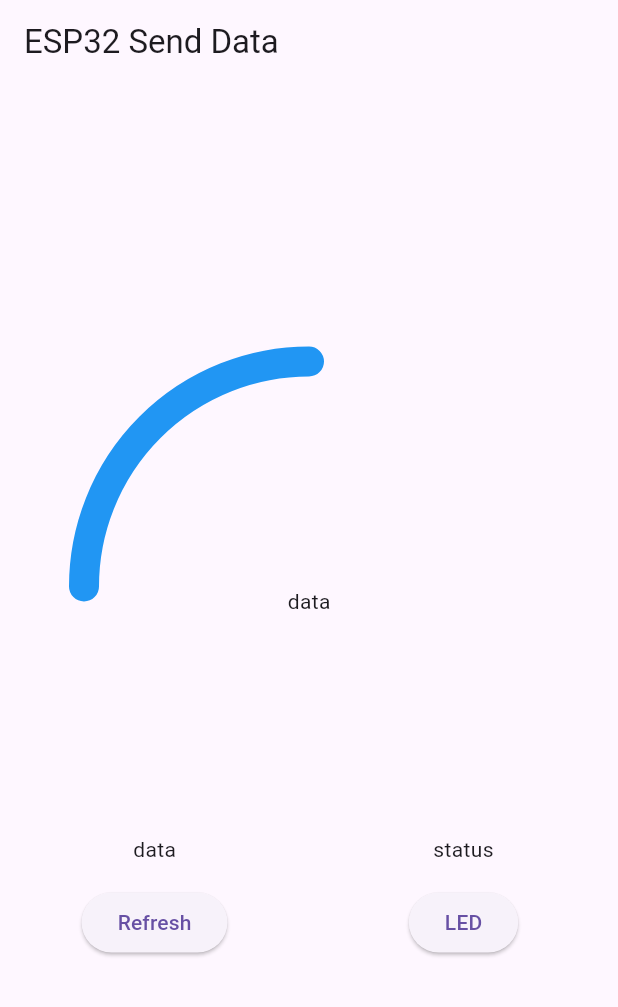
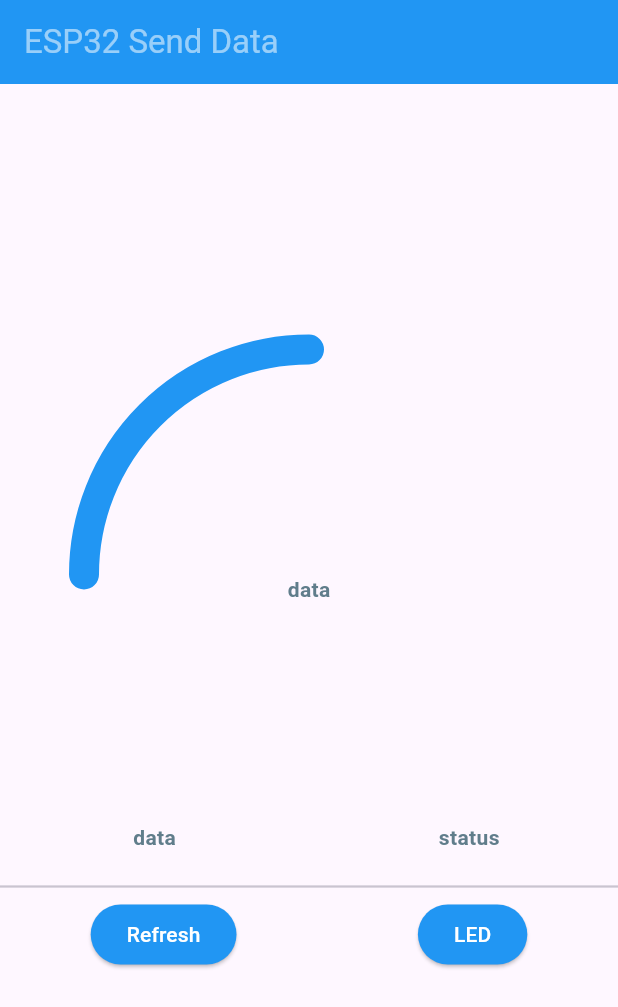
Before and after one commit to saeedworkemail2020-afk/for_connection, a Flutter app: the screen it shows after launch, on a phone screen of 412 x 824 dp. Shown: the top 1007 px of the screen. Run offline on Flutter 3.47's test engine with Material 3 defaults, Android fonts, the phone set to English and light mode, and no system bars; our stand-ins replace get.

Commit message:
Edit:edit UI

```diff
--- a/lib/Featuers/Home/home_model.dart
+++ b/lib/Featuers/Home/home_model.dart
@@ -1,3 +1,5 @@
+import 'dart:math';
+
 import 'package:get/get.dart';
 import 'package:flutter/material.dart';
 
@@ -6,4 +8,57 @@
   HomeModel() {
     homeScaffoldKey = GlobalKey<ScaffoldState>();
   }
+  SemiCircleProgressPainter semicircle(double progress) =>
+      SemiCircleProgressPainter(progress);
+  Container text(String label) {
+    return Container(
+      color: Colors.transparent,
+      width: 100,
+      height: 50,
+      child: Center(
+        child: Text(
+          label,
+          style: TextStyle(color: Colors.blueGrey, fontWeight: FontWeight.w600),
+        ),
+      ),
+    );
+  }
+
+  ElevatedButton button(String action) {
+    return ElevatedButton(
+      style: ElevatedButton.styleFrom(
+        backgroundColor: Colors.blue,
+        foregroundColor: Colors.white,
+      ),
+      onPressed: () {
+        if (action == 'LED') {
+        } else {}
+      },
+      child: Text(action),
+    );
+  }
 }
+
+class SemiCircleProgressPainter extends CustomPainter {
+  final double progress; // عددی بین 0.0 تا 1.0
+
+  SemiCircleProgressPainter(this.progress);
+
+  @override
+  void paint(Canvas canvas, Size size) {
+    final rect = Rect.fromLTWH(0, 0, size.width, size.height);
+    final paint = Paint()
+      ..style = PaintingStyle.stroke
+      ..strokeWidth = 20
+      ..strokeCap = StrokeCap.round
+      ..color = Colors.blue;
+
+    // شروع از بالا-چپ و کشیدن به اندازه یک نیم‌دایره
+    canvas.drawArc(rect, -pi, pi * progress, false, paint);
+  }
+
+  @override
+  bool shouldRepaint(covariant SemiCircleProgressPainter oldDelegate) {
+    return oldDelegate.progress != progress;
+  }
+}
--- a/lib/Featuers/Home/home_view.dart
+++ b/lib/Featuers/Home/home_view.dart
@@ -1,5 +1,3 @@
-import 'dart:math';
-
 import 'package:flutter/material.dart';
 import 'package:for_connection/Featuers/Home/home_controller.dart';
 
@@ -8,7 +6,7 @@
 
   @override
   Widget build(BuildContext context) {
-    return MaterialApp(title: 'ESP32 Send Data', home: const SendDataPage());
+    return MaterialApp(title: 'ESP32 Data', home: const SendDataPage());
   }
 }
 
@@ -22,7 +20,12 @@
   Widget build(BuildContext context) {
     return Scaffold(
       key: model.homeScaffoldKey,
-      appBar: AppBar(title: const Text('ESP32 Send Data')),
+      appBar: AppBar(
+        title: const Text('ESP32 Send Data'),
+        backgroundColor: Colors.blue,
+        foregroundColor: Colors.white54,
+      ),
+
       body: Center(
         child: Column(
           mainAxisAlignment: MainAxisAlignment.center,
@@ -32,41 +35,36 @@
                 Center(
                   child: CustomPaint(
                     size: Size(300, 300),
-                    painter: SemiCircleProgressPainter(0.5),
+                    painter: model.semicircle(0.5),
                   ),
                 ),
                 Center(
                   child: Column(
-                    children: [SizedBox(height: 150), Text('data')],
+                    children: [
+                      SizedBox(height: 150),
+                      Text(
+                        'data',
+                        style: TextStyle(
+                          color: Colors.blueGrey,
+                          fontWeight: FontWeight.w600,
+                        ),
+                      ),
+                    ],
                   ),
                 ),
               ],
             ),
 
-            Row(
-              mainAxisAlignment: MainAxisAlignment.spaceAround,
+            Column(
               children: [
-                Column(
-                  children: [
-                    Container(
-                      color: Colors.transparent,
-                      width: 100,
-                      height: 50,
-                      child: Center(child: Text('data')),
-                    ),
-                    ElevatedButton(onPressed: () {}, child: Text("Refresh")),
-                  ],
+                Row(
+                  mainAxisAlignment: MainAxisAlignment.spaceAround,
+                  children: [model.text('data'), model.text('  status')],
                 ),
-                Column(
-                  children: [
-                    Container(
-                      color: Colors.transparent,
-                      width: 100,
-                      height: 50,
-                      child: Center(child: Text('status')),
-                    ),
-                    ElevatedButton(onPressed: () {}, child: Text("LED")),
-                  ],
+                Divider(thickness: 1.5),
+                Row(
+                  mainAxisAlignment: MainAxisAlignment.spaceAround,
+                  children: [model.button("Refresh"), model.button("LED")],
                 ),
               ],
             ),
@@ -76,27 +74,3 @@
     );
   }
 }
-
-class SemiCircleProgressPainter extends CustomPainter {
-  final double progress; // عددی بین 0.0 تا 1.0
-
-  SemiCircleProgressPainter(this.progress);
-
-  @override
-  void paint(Canvas canvas, Size size) {
-    final rect = Rect.fromLTWH(0, 0, size.width, size.height);
-    final paint = Paint()
-      ..style = PaintingStyle.stroke
-      ..strokeWidth = 20
-      ..strokeCap = StrokeCap.round
-      ..color = Colors.blue;
-
-    // شروع از بالا-چپ و کشیدن به اندازه یک نیم‌دایره
-    canvas.drawArc(rect, -pi, pi * progress, false, paint);
-  }
-
-  @override
-  bool shouldRepaint(covariant SemiCircleProgressPainter oldDelegate) {
-    return oldDelegate.progress != progress;
-  }
-}
--- a/lib/main_view.dart
+++ b/lib/main_view.dart
@@ -12,10 +12,6 @@
   final controller = HomeController();
   @override
   Widget build(BuildContext context) {
-    return GetMaterialApp(
-      title: 'Flutter Demo',
-      theme: ThemeData(primarySwatch: Colors.red),
-      home: HomeView(),
-    );
+    return GetMaterialApp(home: HomeView());
   }
 }
```
Also changed, not shown: lib/ss.dart (deleted).
